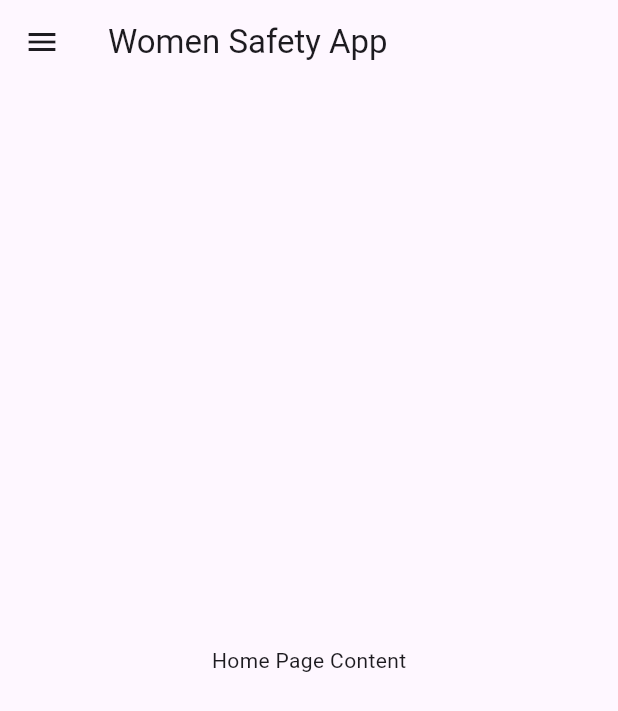
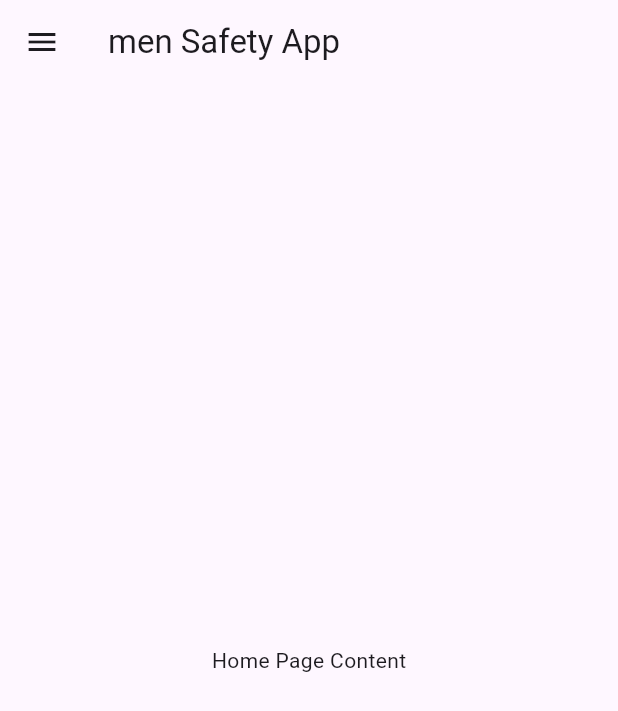
Before and after one commit to shriya4320/MAD_Exp_7, a Flutter app: the screen it shows after launch, on a phone screen of 412 x 824 dp. Shown: the top 711 px of the screen. Run offline on Flutter 3.47's test engine with Material 3 defaults, Android fonts, the phone set to English and light mode, and no system bars.

Commit message:
Exp_7_mad

```diff
--- a/lib/main.dart
+++ b/lib/main.dart
@@ -33,7 +33,7 @@ class HomePage extends StatelessWidget {
   Widget build(BuildContext context) {
     return Scaffold(
       appBar: AppBar(
-        title: Text('Women Safety App'),
+        title: Text('men Safety App'),
       ),
       drawer: Drawer(
         child: ListView(
```
